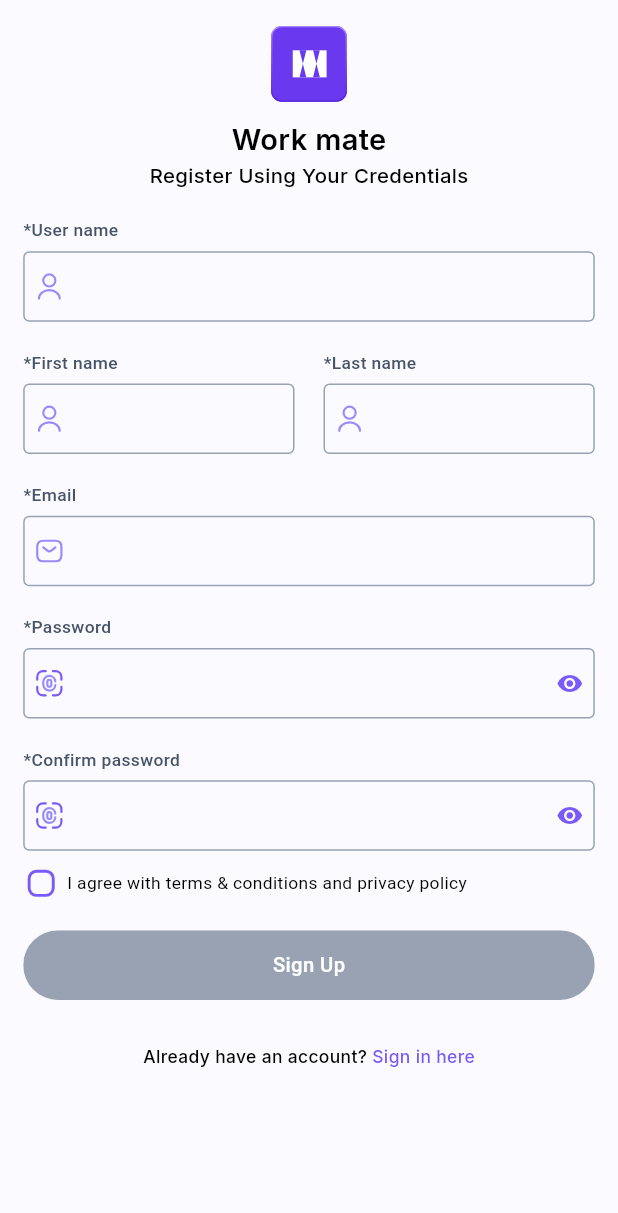
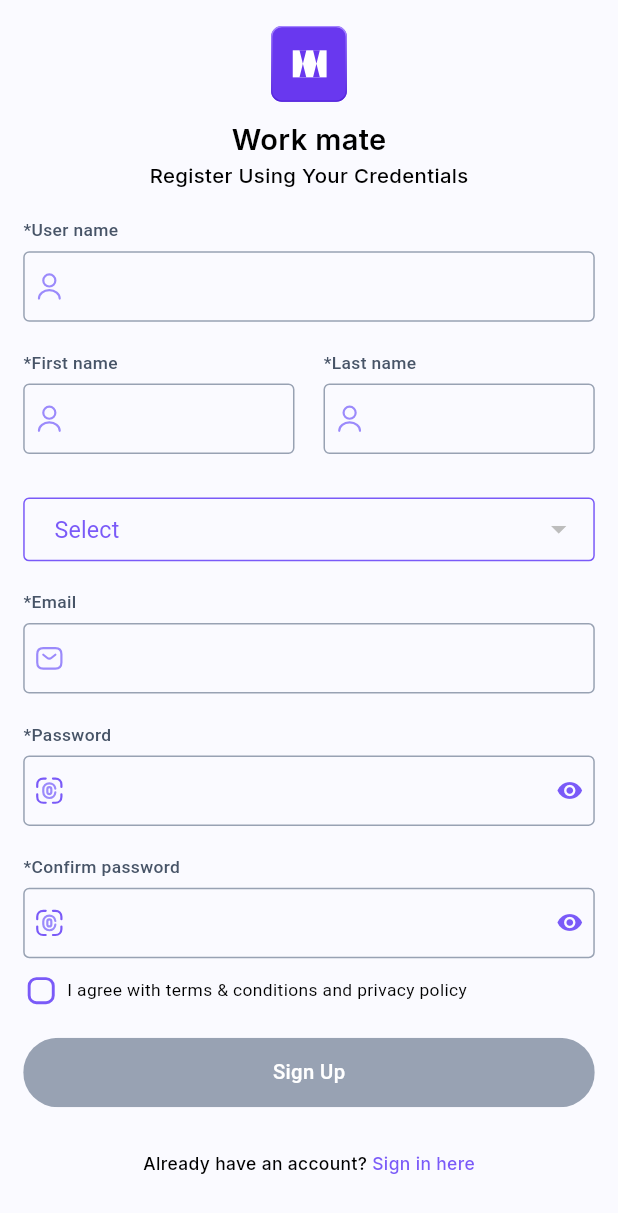
Before and after one commit to rkhang7/hrm, a Flutter app: the screen it shows after launch, after a tap on "Sign Up", on a phone screen of 412 x 824 dp. Shown: the top 1213 px of the screen. Run offline on Flutter 3.47's test engine with Material 3 defaults, Android fonts, the phone set to English and light mode, and no system bars; drawn by our look-alikes of skeletonizer; our stand-ins replace dio, flutter_screenutil, flutter_svg, fpdart, gap, get and 5 more; generated files the repository leaves out were written again.

Commit message:
save code

```diff
--- /dev/null
+++ b/lib/commom/widgets/base_dropdown.dart
@@ -0,0 +1,82 @@
+import 'package:flutter/material.dart';
+import 'package:flutter_screenutil/flutter_screenutil.dart';
+import 'package:gap/gap.dart';
+import 'package:get/get.dart';
+import 'package:hrm/commom/widgets/base_text.dart';
+import 'package:hrm/core/theme/pallete.dart';
+
+class BaseDropdown extends StatelessWidget {
+  final List<DropdownMenuItem<String>>? items;
+  final Function(String?)? onChanged;
+  final String? value;
+  final String? descriptionText;
+  final bool isRequireField;
+  final String? Function(String?)? validator;
+  const BaseDropdown({
+    super.key,
+    this.items,
+    this.value,
+    this.onChanged,
+    this.descriptionText,
+    this.isRequireField = false,
+    this.validator,
+  });
+
+  @override
+  Widget build(BuildContext context) {
+    return Column(
+      crossAxisAlignment: CrossAxisAlignment.start,
+      children: [
+        descriptionText != null
+            ? BaseText(
+                text:
+                    isRequireField ? "*${descriptionText!}" : descriptionText!,
+                fontSize: 14.sp,
+                fontWeight: FontWeight.w400,
+                color: Pallete.blackColor,
+              )
+            : Container(),
+        Gap(10.h),
+        DropdownButtonFormField<String>(
+          padding: EdgeInsets.zero,
+          isExpanded: true,
+          items: items,
+          onChanged: onChanged,
+          value: value == "" ? null : value,
+          isDense: true,
+          decoration: InputDecoration(
+            constraints: BoxConstraints(maxHeight: 44.sp),
+            contentPadding: EdgeInsets.symmetric(horizontal: 16.w),
+            border: _outlineInputBorder(),
+            enabledBorder: _outlineInputBorder(),
+            focusedBorder: _outlineInputBorder(),
+            disabledBorder: _outlineInputBorder(),
+          ),
+          hint: BaseText(
+            text: "Select",
+            fontSize: 16.sp,
+            color: Pallete.backgroundPrimary,
+          ),
+          validator: isRequireField
+              ? (value) {
+                  if (value == null || value == "") {
+                    return "please_fill_the_required_fields".tr;
+                  }
+                  return null;
+                }
+              : validator,
+          autovalidateMode: AutovalidateMode.onUserInteraction,
+        ),
+      ],
+    );
+  }
+
+  OutlineInputBorder _outlineInputBorder() {
+    return OutlineInputBorder(
+      borderSide: BorderSide(
+        color: Pallete.backgroundPrimary,
+      ),
+      borderRadius: BorderRadius.circular(4.sp),
+    );
+  }
+}
--- a/lib/features/authentication/controllers/sign_up_controller.dart
+++ b/lib/features/authentication/controllers/sign_up_controller.dart
@@ -1,6 +1,7 @@
 import 'package:flutter/material.dart';
 import 'package:get/get.dart';
 import 'package:hrm/commom/base/base_controller.dart';
+import 'package:hrm/models/entities/common_entity.dart';
 
 class SignUpController extends BaseController {
   final emailController = TextEditingController();
@@ -14,6 +15,16 @@ class SignUpController extends BaseController {
 
   final formKey = GlobalKey<FormState>();
 
+  var listPosition = <CommonEntity>[].obs;
+
+  @override
+  void onInit() {
+    _fetchPositions();
+    super.onInit();
+  }
+
+  Future _fetchPositions() async {}
+
   void signUp() {
     if (formKey.currentState!.validate()) {}
   }
--- a/lib/features/authentication/views/pages/sign_up_page.dart
+++ b/lib/features/authentication/views/pages/sign_up_page.dart
@@ -6,6 +6,7 @@ import 'package:get/get.dart';
 import 'package:get/get_state_manager/get_state_manager.dart';
 import 'package:hrm/commom/pages/base_page.dart';
 import 'package:hrm/commom/widgets/base_checkbox.dart';
+import 'package:hrm/commom/widgets/base_dropdown.dart';
 import 'package:hrm/commom/widgets/base_filled_button.dart';
 import 'package:hrm/commom/widgets/base_svg_icon.dart';
 import 'package:hrm/commom/widgets/base_text.dart';
@@ -156,6 +157,16 @@ class SignUpPage extends GetView<SignUpController> {
             ],
           ),
           SpacingConstants.spaceBtwInputFields,
+          Row(
+            children: [
+              Expanded(
+                child: BaseDropdown(
+                  items: [],
+                ),
+              )
+            ],
+          ),
+          SpacingConstants.spaceBtwInputFields,
           BaseTextField(
             controller: controller.emailController,
             noBorder: false,
--- /dev/null
+++ b/lib/models/entities/common_entity.dart
@@ -0,0 +1,22 @@
+import 'package:json_annotation/json_annotation.dart';
+part 'common_entity.g.dart';
+
+@JsonSerializable()
+class CommonEntity {
+  final String code;
+  final String name;
+  final String groupCode;
+  final bool active;
+
+  CommonEntity({
+    required this.code,
+    required this.name,
+    required this.groupCode,
+    required this.active,
+  });
+
+  factory CommonEntity.fromJson(Map<String, dynamic> json) =>
+      _$CommonEntityFromJson(json);
+
+  Map<String, dynamic> toJson() => _$CommonEntityToJson(this);
+}
```
Also changed, not shown: lib/models/entities/common_entity.g.dart (added).
